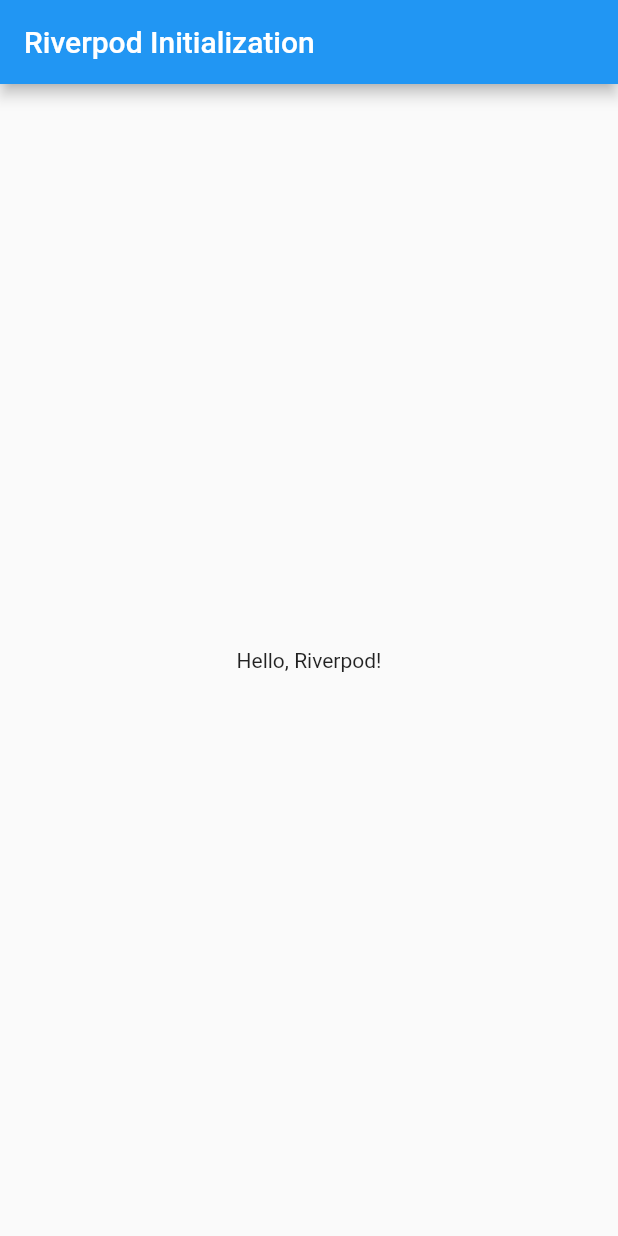
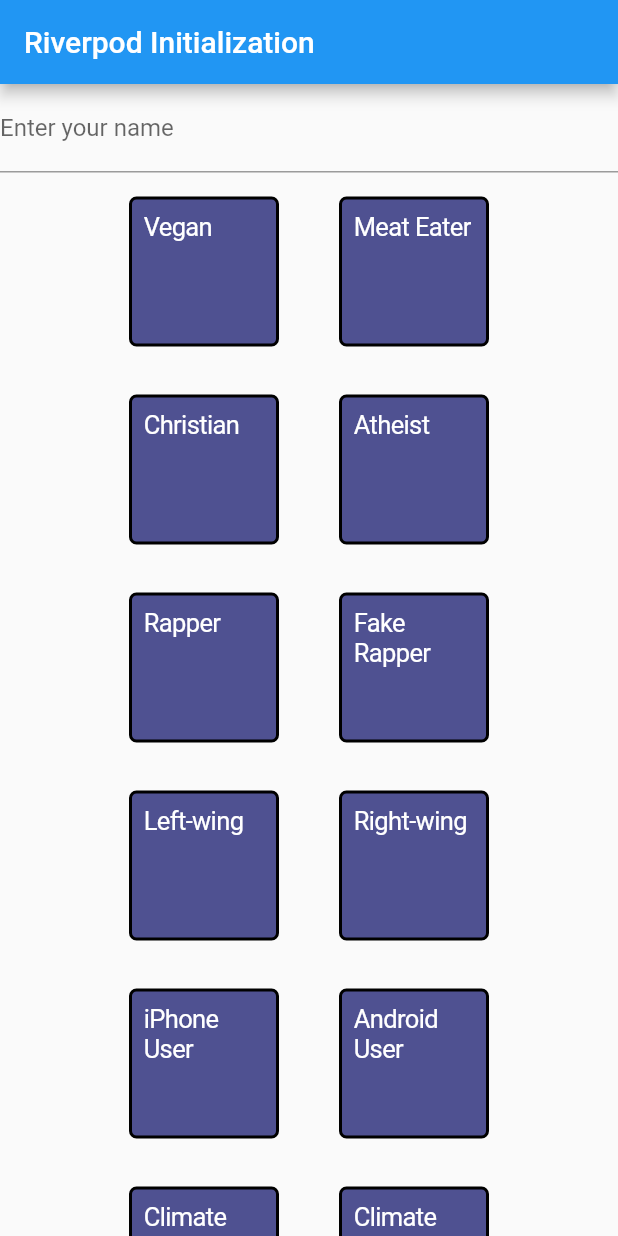
Before and after one commit to Jakebluhm/OMO, a Flutter app: the screen it shows after launch, on a phone screen of 412 x 824 dp. Run offline on Flutter 3.47's test engine with Material 2 defaults, Android fonts, the phone set to English and light mode, and no system bars; our stand-ins replace flutter_riverpod.

Commit message:
add prompts and name entry

```diff
--- /dev/null
+++ b/client/omo_client/lib/helpers/prompts/prompts.dart
@@ -0,0 +1,190 @@
+export 'prompts.dart';
+
+class Prompt {
+  final int id;
+  final String uuid;
+  final String identityA;
+  final String identityB;
+  final int count;
+  final List<String> iceBreakers;
+
+  Prompt({
+    required this.id,
+    required this.uuid,
+    required this.identityA,
+    required this.identityB,
+    required this.count,
+    required this.iceBreakers,
+  });
+}
+
+final promptData = [
+  {
+    'id': 0,
+    'uuid': "abc123",
+    'identityA': "Vegan",
+    'identityB': "Meat Eater",
+    'count': 0,
+    'iceBreakers': [
+      "What's your favorite meal?",
+      "How do you feel about tofu?",
+      "Describe the last burger you ate.",
+    ],
+  },
+  {
+    'id': 1,
+    'uuid': "xyz789",
+    'identityA': "Christian",
+    'identityB': "Atheist",
+    'count': 0,
+    'iceBreakers': [
+      "How do you celebrate Christmas?",
+      "What's your view on the afterlife?",
+      "How often do you visit places of worship?",
+    ],
+  },
+  {
+    'id': 2,
+    'uuid': "jkl456",
+    'identityA': "Rapper",
+    'identityB': "Fake Rapper",
+    'count': 0,
+    'iceBreakers': [
+      "Who's your favorite hip-hop artist?",
+      "Have you ever performed on stage?",
+      "What's your go-to rap song to sing along to?",
+    ],
+  },
+  {
+    'id': 3,
+    'uuid': "def123",
+    'identityA': "Left-wing",
+    'identityB': "Right-wing",
+    'count': 0,
+    'iceBreakers': [
+      "Who's your favorite political leader?",
+      "What's your stance on healthcare?",
+      "How do you feel about tax breaks?",
+    ],
+  },
+  {
+    'id': 4,
+    'uuid': "ghi789",
+    'identityA': "iPhone User",
+    'identityB': "Android User",
+    'count': 0,
+    'iceBreakers': [
+      "Which app store do you prefer?",
+      "Have you ever switched from one to the other?",
+      "What feature of your phone do you value the most?",
+    ],
+  },
+  {
+    'id': 5,
+    'uuid': "mno456",
+    'identityA': "Climate Change Believer",
+    'identityB': "Climate Change Skeptic",
+    'count': 0,
+    'iceBreakers': [
+      "What's your primary news source?",
+      "Have you ever been impacted by extreme weather?",
+      "How do you feel about renewable energy?",
+    ],
+  },
+  {
+    'id': 6,
+    'uuid': "pqr123",
+    'identityA': "Mac User",
+    'identityB': "PC User",
+    'count': 0,
+    'iceBreakers': [
+      "Which operating system do you find more user-friendly?",
+      "How often do you upgrade your computer?",
+      "What's your go-to software or application on your platform?",
+    ],
+  },
+  {
+    'id': 7,
+    'uuid': "stu456",
+    'identityA': "Pro-gun control",
+    'identityB': "Anti-gun control",
+    'count': 0,
+    'iceBreakers': [
+      "How do you feel about stricter background checks for gun purchases?",
+      "Have you ever taken a firearm safety course?",
+      "What's your perspective on concealed carry permits?",
+    ],
+  },
+  {
+    'id': 8,
+    'uuid': "vwx789",
+    'identityA': "Pro-choice",
+    'identityB': "Pro-life",
+    'count': 0,
+    'iceBreakers': [
+      "How do you feel about reproductive health education in schools?",
+      "Do you think the government should have a say in personal health decisions?",
+      "What are your thoughts on pregnancy prevention methods?",
+    ],
+  },
+  {
+    'id': 9,
+    'uuid': "yza012",
+    'identityA': "Pro-vaccination",
+    'identityB': "Anti-vaccination",
+    'count': 0,
+    'iceBreakers': [
+      "How do you stay informed about new vaccines or medical updates?",
+      "What's your stance on mandatory vaccinations for school admissions?",
+      "Have you or your family experienced any side effects from vaccines?",
+    ],
+  },
+  {
+    'id': 10,
+    'uuid': "bcd345",
+    'identityA': "Public School",
+    'identityB': "Homeschooling",
+    'count': 0,
+    'iceBreakers': [
+      "How do you feel about standardized testing?",
+      "What do you think are the most important aspects of education?",
+      "How do you envision the future of learning?",
+    ],
+  },
+  {
+    'id': 11,
+    'uuid': "efg678",
+    'identityA': "Cat Person",
+    'identityB': "Dog Person",
+    'count': 0,
+    'iceBreakers': [
+      "Which pet do you think requires more attention and why?",
+      "Have you had any memorable experiences with a cat or dog?",
+      "How do you feel about training or disciplining pets?",
+    ],
+  },
+  {
+    'id': 12,
+    'uuid': "hij901",
+    'identityA': "Morning Person",
+    'identityB': "Night Owl",
+    'count': 0,
+    'iceBreakers': [
+      "What's the first thing you do after waking up?",
+      "Do you rely on an alarm to wake up or naturally rise?",
+      "What time of day do you feel most productive or creative?",
+    ],
+  },
+];
+// At the end of the prompts.dart file
+
+final List<Prompt> prompts = promptData.map((prompt) {
+  return Prompt(
+    id: prompt['id'] as int,
+    uuid: prompt['uuid'] as String,
+    identityA: prompt['identityA'] as String,
+    identityB: prompt['identityB'] as String,
+    count: prompt['count'] as int,
+    iceBreakers: List<String>.from(prompt['iceBreakers'] as List<dynamic>),
+  );
+}).toList();
--- a/client/omo_client/lib/main.dart
+++ b/client/omo_client/lib/main.dart
@@ -1,5 +1,6 @@
 import 'package:flutter/material.dart';
 import 'package:flutter_riverpod/flutter_riverpod.dart';
+import 'package:omo_client/pages/home_page.dart';
 
 void main() => runApp(ProviderScope(child: MyApp()));
 
@@ -11,19 +12,7 @@
       theme: ThemeData(
         primarySwatch: Colors.blue,
       ),
-      home: MyHomePage(),
+      home: HomePage(),
     );
   }
 }
-
-class MyHomePage extends ConsumerWidget {
-  @override
-  Widget build(BuildContext context, WidgetRef ref) {
-    return Scaffold(
-      appBar: AppBar(title: Text('Riverpod Initialization')),
-      body: Center(
-        child: Text('Hello, Riverpod!'),
-      ),
-    );
-  }
-}
--- /dev/null
+++ b/client/omo_client/lib/pages/home_page.dart
@@ -0,0 +1,99 @@
+import 'package:flutter/cupertino.dart';
+import 'package:flutter/material.dart';
+import 'package:flutter_riverpod/flutter_riverpod.dart';
+import '../helpers/prompts/prompts.dart';
+import 'package:flutter_riverpod/flutter_riverpod.dart';
+
+// This will manage the name as a state
+final nameProvider = StateProvider<String>((ref) => "");
+
+class HomePage extends ConsumerWidget {
+  @override
+  Widget build(BuildContext context, WidgetRef ref) {
+// This gives you the controller for the nameProvider
+    final nameController = ref.watch(nameProvider.notifier);
+
+    // Create a TextEditingController to keep track of TextField content
+    final textEditingController =
+        TextEditingController(text: nameController.state);
+
+    return Scaffold(
+      appBar: AppBar(title: const Text('Riverpod Initialization')),
+      body: Column(
+        children: [
+          TextField(
+            controller: textEditingController,
+            decoration: InputDecoration(labelText: "Enter your name"),
+            onChanged: (value) {
+              // Update the state when the text field changes
+              nameController.state = value;
+              print(nameController.state);
+            },
+          ),
+          Expanded(
+            child: ListView.builder(
+              itemCount: prompts.length,
+              itemBuilder: (context, index) {
+                return Row(
+                  mainAxisAlignment: MainAxisAlignment.center,
+                  children: [
+                    CupertinoButton(
+                        child: Container(
+                          height: 100,
+                          child: AspectRatio(
+                            aspectRatio: 1.00,
+                            child: Container(
+                                decoration: BoxDecoration(
+                                  borderRadius:
+                                      BorderRadius.all(Radius.circular(5)),
+                                  color: Color.fromRGBO(23, 26, 111, 0.753),
+                                  border: Border.all(
+                                    color: const Color.fromARGB(255, 0, 0, 0),
+                                    width: 2.0,
+                                  ),
+                                ),
+                                child: Padding(
+                                  padding: const EdgeInsets.all(8.0),
+                                  child: Text(
+                                    '${prompts[index].identityA}',
+                                    style: TextStyle(color: Colors.white),
+                                  ),
+                                )),
+                          ),
+                        ),
+                        onPressed: () => debugPrint('identityA Pressed')),
+                    CupertinoButton(
+                        child: Container(
+                          height: 100,
+                          child: AspectRatio(
+                            aspectRatio: 1.00,
+                            child: Container(
+                                decoration: BoxDecoration(
+                                  borderRadius:
+                                      BorderRadius.all(Radius.circular(5)),
+                                  color: Color.fromRGBO(23, 26, 111, 0.753),
+                                  border: Border.all(
+                                    color: const Color.fromARGB(255, 0, 0, 0),
+                                    width: 2.0,
+                                  ),
+                                ),
+                                child: Padding(
+                                  padding: const EdgeInsets.all(8.0),
+                                  child: Text(
+                                    '${prompts[index].identityB}',
+                                    style: TextStyle(color: Colors.white),
+                                  ),
+                                )),
+                          ),
+                        ),
+                        onPressed: () => debugPrint('identityB Pressed')),
+                  ],
+                );
+              },
+            ),
+          ),
+        ],
+      ),
+    );
+  }
+}
```
